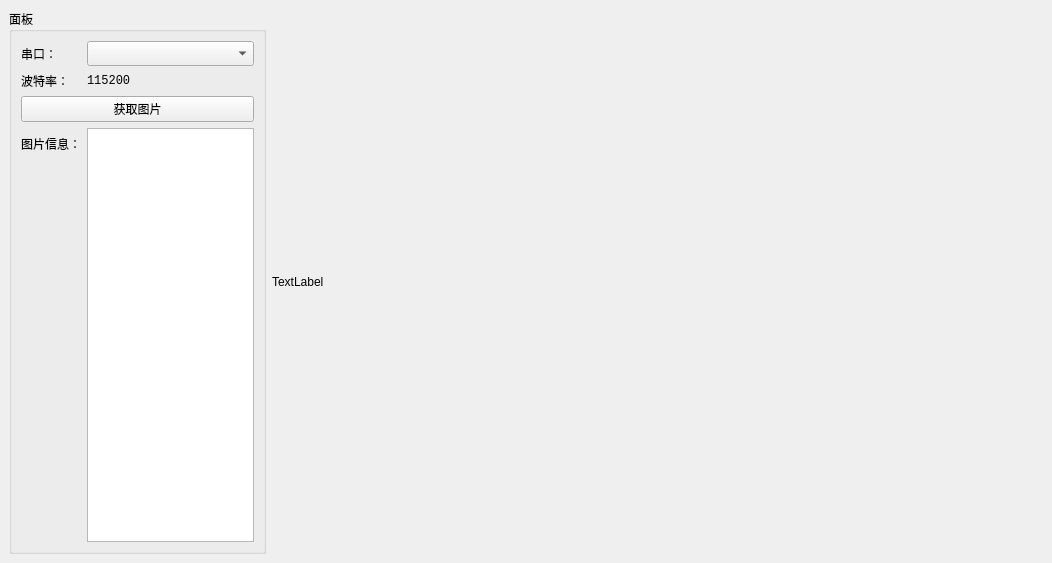
This is 2_PyQT5_ESP32-CAM_Videa/Ui_MainWindow.ui in xuhongv/StudyInPyQT5 as Qt 5 draws it before an edit. The edited form follows.
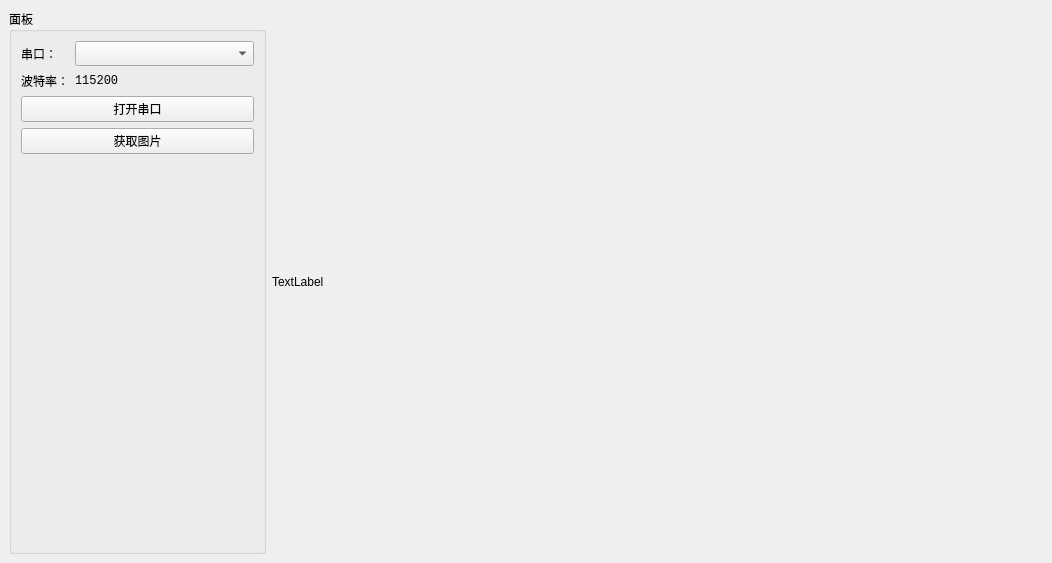
This is the edited form. Custom widgets are drawn as their Qt base class.

Commit message: update open baud bugs

```diff
--- a/2_PyQT5_ESP32-CAM_Videa/Ui_MainWindow.ui
+++ b/2_PyQT5_ESP32-CAM_Videa/Ui_MainWindow.ui
@@ -58,22 +58,19 @@
           </widget>
          </item>
          <item row="2" column="0" colspan="2">
+          <widget class="QPushButton" name="bt_open">
+           <property name="text">
+            <string>打开串口</string>
+           </property>
+          </widget>
+         </item>
+         <item row="3" column="0" colspan="2">
           <widget class="QPushButton" name="bt_get_pic">
            <property name="text">
             <string>获取图片</string>
            </property>
           </widget>
          </item>
-         <item row="3" column="0">
-          <widget class="QLabel" name="label_4">
-           <property name="text">
-            <string>图片信息：</string>
-           </property>
-          </widget>
-         </item>
-         <item row="3" column="1">
-          <widget class="QTextBrowser" name="tv_pic_info"/>
-         </item>
         </layout>
        </item>
       </layout>
```
The commit also changes 2 other files.
